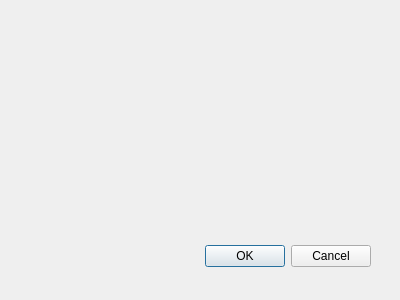
First picture: the form in KAMEditor/gui/commands/tttlinedialog.ui, repository Xtail96/SML, before the edit.
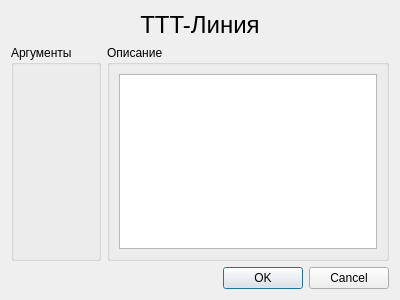
Second picture: the form after the edit.

```diff
--- a/KAMEditor/gui/commands/tttlinedialog.ui
+++ b/KAMEditor/gui/commands/tttlinedialog.ui
@@ -15,15 +15,32 @@
   <property name="windowTitle">
    <string>Dialog</string>
   </property>
+  <layout class="QGridLayout" name="gridLayout">
+   <item row="1" column="0">
+    <widget class="QGroupBox" name="tttline_groupBox_arguments">
+     <property name="title">
+      <string>Аргументы</string>
+     </property>
+    </widget>
+   </item>
+   <item row="1" column="1">
+    <widget class="QGroupBox" name="ttt_line_groupBox_description">
+     <property name="title">
+      <string>Описание</string>
+     </property>
+     <layout class="QGridLayout" name="gridLayout_2">
+      <item row="1" column="0">
+       <widget class="QTextEdit" name="tttline_textEdit_description">
+        <property name="readOnly">
+         <bool>true</bool>
+        </property>
+       </widget>
+      </item>
+     </layout>
+    </widget>
+   </item>
+   <item row="2" column="1">
   <widget class="QDialogButtonBox" name="buttonBox">
-   <property name="geometry">
-    <rect>
-     <x>30</x>
-     <y>240</y>
-     <width>341</width>
-     <height>32</height>
-    </rect>
-   </property>
    <property name="orientation">
     <enum>Qt::Horizontal</enum>
    </property>
@@ -31,8 +48,30 @@
     <set>QDialogButtonBox::Cancel|QDialogButtonBox::Ok</set>
    </property>
   </widget>
- </widget>
- <pixmapfunction/>
+   </item>
+   <item row="0" column="0" colspan="2">
+    <widget class="QLabel" name="tttline_label_title">
+     <property name="sizePolicy">
+      <sizepolicy hsizetype="Preferred" vsizetype="Fixed">
+       <horstretch>0</horstretch>
+       <verstretch>0</verstretch>
+      </sizepolicy>
+     </property>
+     <property name="font">
+      <font>
+       <pointsize>18</pointsize>
+      </font>
+     </property>
+     <property name="text">
+      <string>TTT-Линия</string>
+     </property>
+     <property name="alignment">
+      <set>Qt::AlignCenter</set>
+     </property>
+    </widget>
+   </item>
+  </layout>
+ </widget>
  <resources/>
  <connections>
   <connection>
```
Left out of the diff: 4 changed lines with no effect on the pictures. Lines whose indentation alone changed are shown as unchanged.
